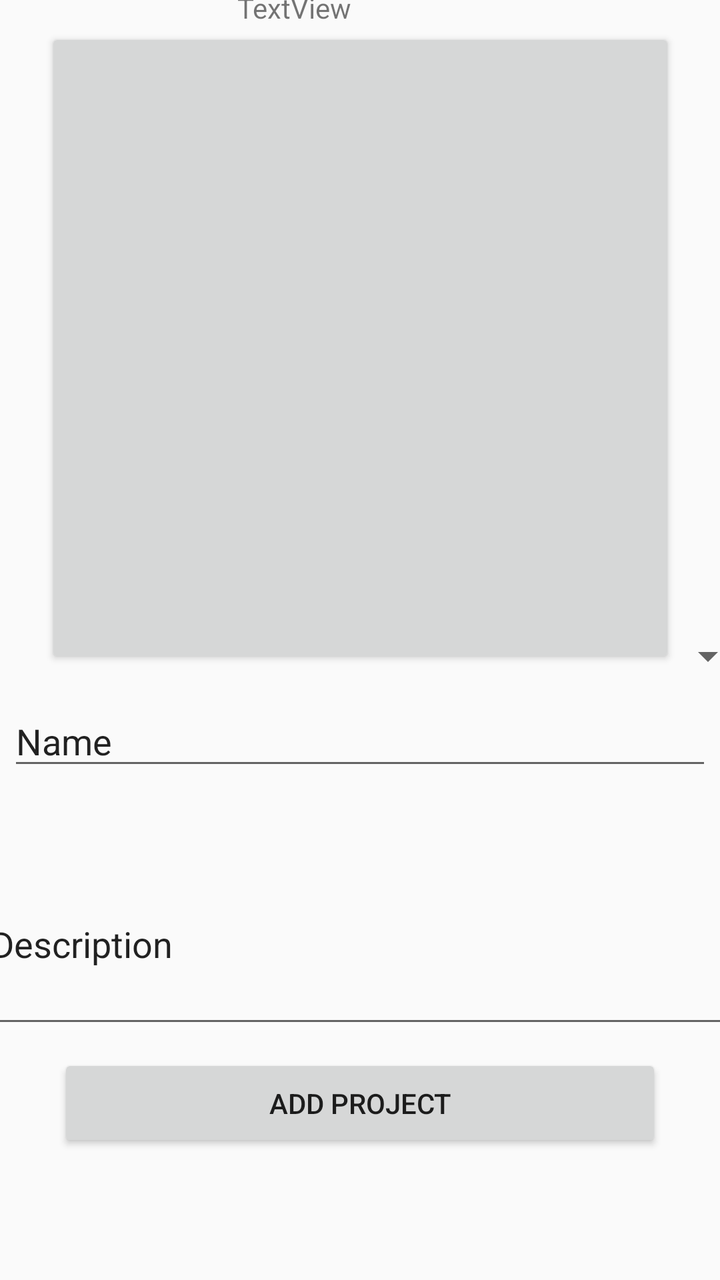
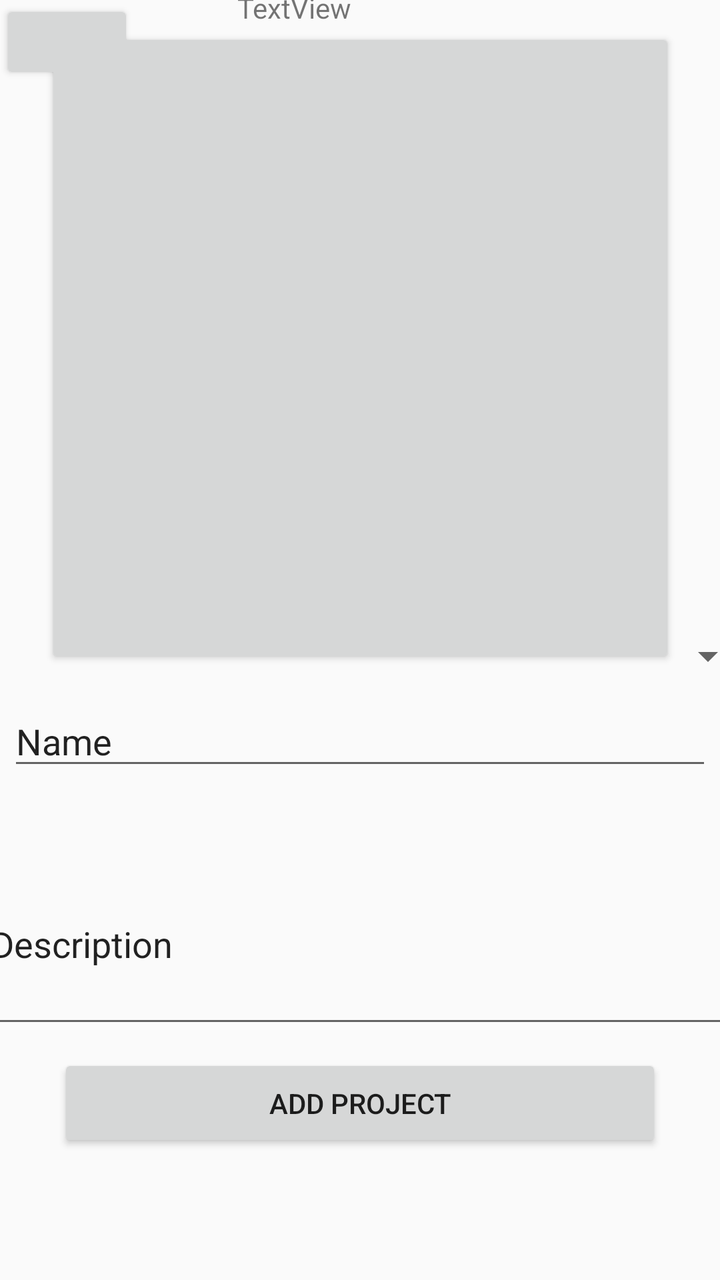

Screens rendered from an Android XML layout before and after an edit, with the pre-edit source and the edit as a unified diff.
<!-- AndroidManifest.xml: application theme AppTheme -->
<!-- res/layout/activity_add_project.xml -->
<?xml version="1.0" encoding="utf-8"?>
<androidx.constraintlayout.widget.ConstraintLayout xmlns:android="http://schemas.android.com/apk/res/android"
    xmlns:app="http://schemas.android.com/apk/res-auto"
    xmlns:tools="http://schemas.android.com/tools"
    android:layout_width="match_parent"
    android:layout_height="match_parent"
    tools:context=".AddProjectActivity">

    <Button
        android:id="@+id/btn_create_project"
        android:layout_width="302dp"
        android:layout_height="49dp"
        android:layout_marginStart="8dp"
        android:layout_marginEnd="8dp"
        android:layout_marginBottom="64dp"
        android:text="@string/add_projects_add"
        app:layout_constraintBottom_toBottomOf="parent"
        app:layout_constraintEnd_toEndOf="parent"
        app:layout_constraintStart_toStartOf="parent" />

    <EditText
        android:id="@+id/etProjectsDescription"
        android:layout_width="378dp"
        android:layout_height="97dp"
        android:layout_marginStart="16dp"
        android:layout_marginEnd="16dp"
        android:layout_marginBottom="8dp"
        android:ems="10"
        android:inputType="textPersonName"
        android:text="@string/add_projects_Description"
        app:layout_constraintBottom_toTopOf="@+id/btn_create_project"
        app:layout_constraintEnd_toEndOf="parent"
        app:layout_constraintStart_toStartOf="parent" />

    <EditText
        android:id="@+id/etAddProjectName"
        android:layout_width="352dp"
        android:layout_height="42dp"
        android:layout_marginStart="8dp"
        android:layout_marginEnd="8dp"
        android:layout_marginBottom="32dp"
        android:ems="10"
        android:inputType="textPersonName"
        android:text="@string/register_name"
        app:layout_constraintBottom_toTopOf="@+id/etProjectsDescription"
        app:layout_constraintEnd_toEndOf="parent"
        app:layout_constraintStart_toStartOf="parent" />

    <ImageView
        android:id="@+id/imgAddProject"
        android:layout_width="315dp"
        android:layout_height="320dp"
        android:layout_marginStart="8dp"
        android:layout_marginTop="8dp"
        android:layout_marginEnd="8dp"
        android:layout_marginBottom="8dp"
        app:layout_constraintBottom_toTopOf="@+id/etAddProjectName"
        app:layout_constraintEnd_toEndOf="parent"
        app:layout_constraintStart_toStartOf="parent"
        app:layout_constraintTop_toTopOf="parent" />

    <Spinner
        android:id="@+id/sp_add_projects"
        android:layout_width="395dp"
        android:layout_height="wrap_content"
        android:layout_marginStart="8dp"
        android:layout_marginEnd="8dp"
        android:layout_marginBottom="8dp"
        app:layout_constraintBottom_toTopOf="@+id/etAddProjectName"
        app:layout_constraintEnd_toEndOf="parent"
        app:layout_constraintStart_toStartOf="parent" />

    <Button
        android:id="@+id/btn_add_project_image"
        android:layout_width="315dp"
        android:layout_height="320dp"
        app:layout_constraintBottom_toBottomOf="@+id/imgAddProject"
        app:layout_constraintEnd_toEndOf="@+id/imgAddProject"
        app:layout_constraintStart_toStartOf="@+id/imgAddProject"
        app:layout_constraintTop_toTopOf="@+id/imgAddProject" />

    <TextView
        android:id="@+id/txtErrorAddProject"
        android:layout_width="123dp"
        android:layout_height="20dp"
        android:layout_marginStart="8dp"
        android:layout_marginEnd="8dp"
        android:text="TextView"
        app:layout_constraintBottom_toTopOf="@+id/imgAddProject"
        app:layout_constraintEnd_toEndOf="parent"
        app:layout_constraintStart_toStartOf="parent" />

</androidx.constraintlayout.widget.ConstraintLayout>
<!-- resources referenced by this layout -->
<resources>
  <string name="add_projects_Description">Description</string>
  <string name="add_projects_add">Add project</string>
  <string name="register_name">Name</string>
  <style name="AppTheme" parent="Theme.AppCompat.Light.NoActionBar">
          
          <item name="colorPrimary">@color/colorPrimary</item>
          <item name="colorPrimaryDark">@color/colorPrimaryDark</item>
          <item name="colorAccent">@color/colorAccent</item>
      </style>
  <color name="colorPrimary">#008577</color>
  <color name="colorPrimaryDark">#00574B</color>
  <color name="colorAccent">#D81B60</color>
</resources>

<!-- the commit's change to res/layout/activity_add_project.xml (unified diff, before → after) -->
@@ -90,4 +90,11 @@
         app:layout_constraintEnd_toEndOf="parent"
         app:layout_constraintStart_toStartOf="parent" />
 
+    <Button
+        android:id="@+id/btn_add_project_back"
+        android:layout_width="67dp"
+        android:layout_height="42dp"
+        app:layout_constraintStart_toStartOf="parent"
+        app:layout_constraintTop_toTopOf="parent" />
+
 </androidx.constraintlayout.widget.ConstraintLayout>
